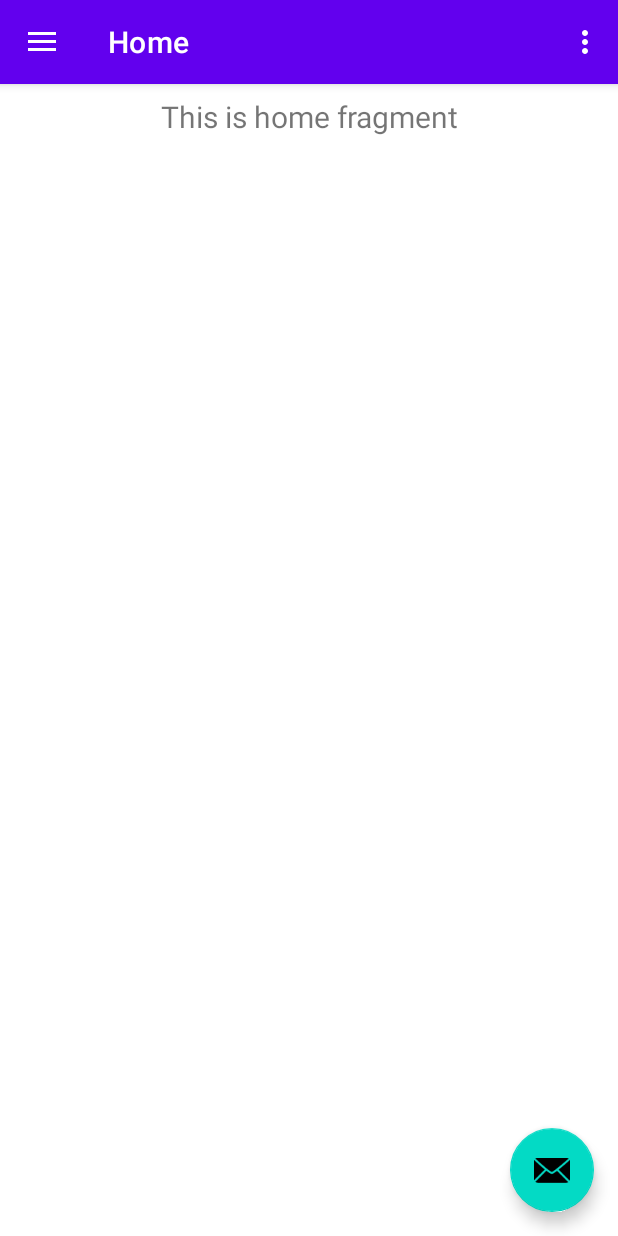
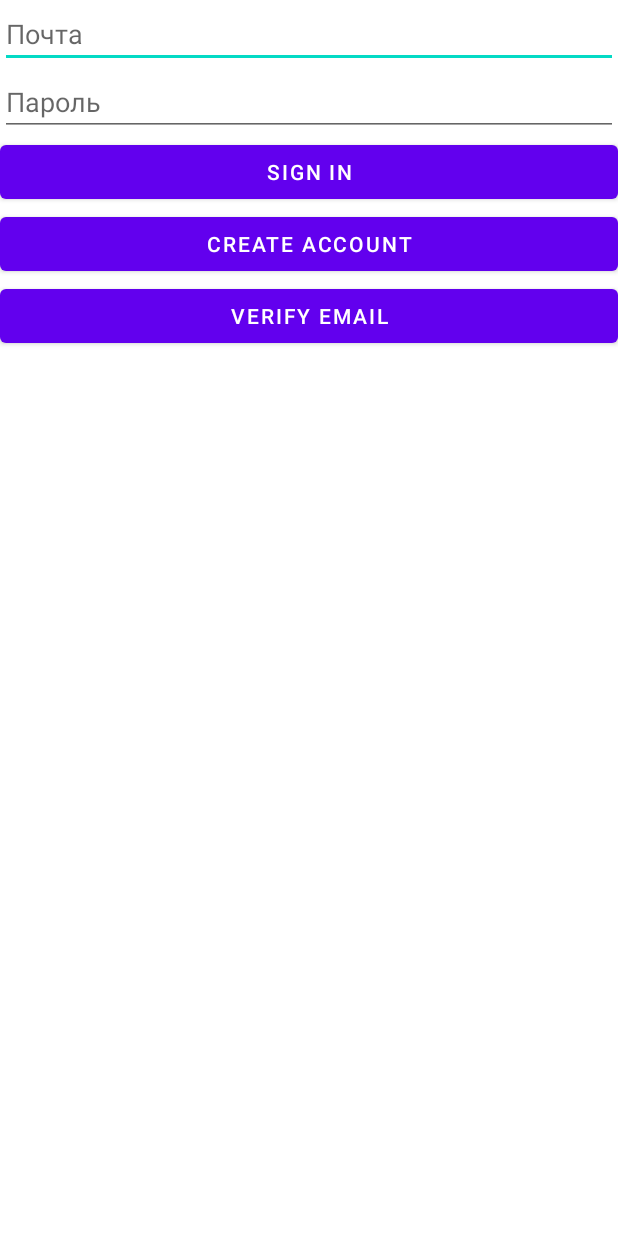
Before and after one commit to keenetic29/MireaProject, an Android app: the screen it shows after launch (MainActivity before the commit, LoginActivity after it), on a phone screen of 412 x 824 dp. Run offline under Robolectric (Android 15) with nearby library versions, the phone set to English and light mode, and no system bars; our stand-ins replace Firebase (no records; nobody signed in at launch, a user with empty details on screens opened directly).

Commit message:
7 practice

```diff
--- a/app/build.gradle
+++ b/app/build.gradle
@@ -1,5 +1,6 @@
 plugins {
     id 'com.android.application'
+    id 'com.google.gms.google-services'
 }
 
 android {
@@ -40,6 +41,7 @@ dependencies {
     implementation 'androidx.lifecycle:lifecycle-viewmodel-ktx:2.4.1'
     implementation 'androidx.navigation:navigation-fragment:2.4.1'
     implementation 'androidx.navigation:navigation-ui:2.4.1'
+    implementation 'com.google.firebase:firebase-auth:21.0.3'
     testImplementation 'junit:junit:4.13.2'
     androidTestImplementation 'androidx.test.ext:junit:1.1.5'
     androidTestImplementation 'androidx.test.espresso:espresso-core:3.5.1'
--- /dev/null
+++ b/app/src/main/java/com/mirea/andreevai/mireaproject/LoginActivity.java
@@ -0,0 +1,161 @@
+package com.mirea.andreevai.mireaproject;
+
+import androidx.annotation.NonNull;
+import androidx.appcompat.app.AppCompatActivity;
+
+import android.content.Intent;
+import android.os.Bundle;
+import android.util.Log;
+import android.view.View;
+import android.widget.Toast;
+
+import com.google.android.gms.tasks.OnCompleteListener;
+import com.google.android.gms.tasks.Task;
+import com.google.firebase.auth.AuthResult;
+import com.google.firebase.auth.FirebaseAuth;
+import com.google.firebase.auth.FirebaseUser;
+
+import java.util.Objects;
+
+import com.mirea.andreevai.mireaproject.databinding.ActivityLoginBinding;
+
+public class LoginActivity extends AppCompatActivity {
+    private ActivityLoginBinding binding;
+    private FirebaseAuth mAuth;
+
+    @Override
+    protected void onCreate(Bundle savedInstanceState) {
+        super.onCreate(savedInstanceState);
+        binding = ActivityLoginBinding.inflate(getLayoutInflater());
+        setContentView(binding.getRoot());
+        mAuth = FirebaseAuth.getInstance();
+        binding.buttonsignin.setOnClickListener(new View.OnClickListener() {
+            @Override
+            public void onClick(View view) {
+                signIn(binding.editemail.getText().toString(), binding.editpassword.getText().toString());
+
+            }
+        });
+        binding.buttoncreate.setOnClickListener(new View.OnClickListener() {
+            @Override
+            public void onClick(View view) {
+                createAccount(binding.editemail.getText().toString(), binding.editpassword.getText().toString());
+            }
+        });
+        binding.buttonverify.setOnClickListener(new View.OnClickListener() {
+            @Override
+            public void onClick(View view) {
+                sendEmailVerification();
+            }
+        });
+    }
+
+    @Override
+    public void onStart() {
+        super.onStart();
+// Check if user is signed in (non-null) and update UI accordingly.
+        FirebaseUser currentUser = mAuth.getCurrentUser();
+        updateUI(currentUser);
+    }
+    private void updateUI(FirebaseUser user) {
+        if (user != null) {
+
+            binding.buttonverify.setEnabled(!user.isEmailVerified());
+        } else {
+
+        }
+    }
+    private void createAccount(String email, String password) {
+
+// [START create_user_with_email]
+        mAuth.createUserWithEmailAndPassword(email, password)
+                .addOnCompleteListener(this, new OnCompleteListener<AuthResult>() {
+                    @Override
+                    public void onComplete(@NonNull Task<AuthResult> task) {
+                        if (task.isSuccessful()) {
+// Sign in success, update UI with the signed-in user's information
+                            FirebaseUser user = mAuth.getCurrentUser();
+                            updateUI(user);
+                        } else {
+// If sign in fails, display a message to the user.
+
+
+                            Toast.makeText(LoginActivity.this, "Authentication failed.",
+                                    Toast.LENGTH_SHORT).show();
+                            updateUI(null);
+                        }
+                    }
+                });
+// [END create_user_with_email]
+    }
+    private void signIn(String email, String password) {
+// [START sign_in_with_email]
+        mAuth.signInWithEmailAndPassword(email, password)
+                .addOnCompleteListener(this, new OnCompleteListener<AuthResult>() {
+                    @Override
+                    public void onComplete(@NonNull Task<AuthResult> task) {
+                        if (task.isSuccessful()) {
+// Sign in success, update UI with the signed-in user's information
+                            FirebaseUser user = mAuth.getCurrentUser();
+                            Intent intent = new Intent(LoginActivity.this, MainActivity.class);
+                            startActivity(intent);
+                            updateUI(user);
+                        } else {
+// If sign in fails, display a message to the user.
+
+
+
+                            Toast.makeText(LoginActivity.this, "Authentication failed.",
+                                    Toast.LENGTH_SHORT).show();
+                            updateUI(null);
+                        }
+// [START_EXCLUDE]
+
+                        if (!task.isSuccessful()) {
+
+
+                        }
+
+// [END_EXCLUDE]
+
+                    }
+                });
+// [END sign_in_with_email]
+    }
+    private void sendEmailVerification() {
+// Disable button
+        binding.buttonverify.setEnabled(false);
+// Send verification email
+// [START send_email_verification]
+        final FirebaseUser user = mAuth.getCurrentUser();
+        Objects.requireNonNull(user).sendEmailVerification()
+                .addOnCompleteListener(this, new OnCompleteListener<Void>() {
+                    @Override
+
+                    public void onComplete(@NonNull Task<Void> task) {
+
+// [START_EXCLUDE]
+// Re-enable button
+
+                        binding.buttonverify.setEnabled(true);
+
+                        if (task.isSuccessful()) {
+                            Toast.makeText(LoginActivity.this,
+                                    "Verification email sent to " + user.getEmail(),
+                                    Toast.LENGTH_SHORT).show();
+                        } else {
+
+
+                            Toast.makeText(LoginActivity.this, "Failed to send verification email.",
+
+                                    Toast.LENGTH_SHORT).show();
+
+                        }
+
+// [END_EXCLUDE]
+
+                    }
+                });
+// [END send_email_verification]
+    }
+}
--- a/app/src/main/java/com/mirea/andreevai/mireaproject/MainActivity.java
+++ b/app/src/main/java/com/mirea/andreevai/mireaproject/MainActivity.java
@@ -43,7 +43,7 @@ public class MainActivity extends AppCompatActivity {
         mAppBarConfiguration = new AppBarConfiguration.Builder(
                 R.id.nav_home, R.id.nav_gallery, R.id.nav_slideshow, R.id.nav_data, R.id.nav_brouser,
                 R.id.nav_service, R.id.nav_audio, R.id.nav_sensor, R.id.nav_camera, R.id.nav_profile,
-                R.id.nav_files)
+                R.id.nav_files, R.id.nav_internet)
                 .setOpenableLayout(drawer)
                 .build();
         NavController navController = Navigation.findNavController(this, R.id.nav_host_fragment_content_main);
--- /dev/null
+++ b/app/src/main/res/layout/activity_login.xml
@@ -0,0 +1,56 @@
+<?xml version="1.0" encoding="utf-8"?>
+<androidx.constraintlayout.widget.ConstraintLayout xmlns:android="http://schemas.android.com/apk/res/android"
+    xmlns:app="http://schemas.android.com/apk/res-auto"
+    xmlns:tools="http://schemas.android.com/tools"
+    android:layout_width="match_parent"
+    android:layout_height="match_parent"
+    tools:context=".LoginActivity">
+
+    <LinearLayout
+        android:layout_width="match_parent"
+        android:layout_height="match_parent"
+        android:orientation="vertical">
+
+        <EditText
+            android:id="@+id/editemail"
+            android:layout_width="match_parent"
+            android:layout_height="wrap_content"
+            android:ems="10"
+            android:hint="Почта"
+            android:inputType="textPersonName" />
+
+        <EditText
+            android:id="@+id/editpassword"
+            android:layout_width="match_parent"
+            android:layout_height="wrap_content"
+            android:ems="10"
+            android:hint="Пароль"
+            android:inputType="textPersonName" />
+
+        <LinearLayout
+            android:layout_width="match_parent"
+            android:layout_height="match_parent"
+            android:orientation="vertical">
+
+            <Button
+                android:id="@+id/buttonsignin"
+                android:layout_width="match_parent"
+                android:layout_height="wrap_content"
+                android:text="sign in" />
+
+            <Button
+                android:id="@+id/buttoncreate"
+                android:layout_width="match_parent"
+                android:layout_height="wrap_content"
+                android:text="create account" />
+
+            <Button
+                android:id="@+id/buttonverify"
+                android:layout_width="match_parent"
+                android:layout_height="wrap_content"
+                android:text="verify email" />
+        </LinearLayout>
+
+    </LinearLayout>
+
+</androidx.constraintlayout.widget.ConstraintLayout>
--- a/app/src/main/res/menu/activity_main_drawer.xml
+++ b/app/src/main/res/menu/activity_main_drawer.xml
@@ -48,5 +48,9 @@
             android:id="@+id/nav_files"
             android:title="Files" />
 
+        <item
+            android:id="@+id/nav_internet"
+            android:title="Weather" />
+
     </group>
 </menu>
--- a/app/src/main/res/navigation/mobile_navigation.xml
+++ b/app/src/main/res/navigation/mobile_navigation.xml
@@ -65,4 +65,10 @@
         android:label="fragment_files"
         tools:layout="@layout/fragment_files" />
 
+    <fragment
+        android:id="@+id/nav_internet"
+        android:name="com.mirea.andreevai.mireaproject.InternetFragment"
+        android:label="fragment_internet"
+        tools:layout="@layout/fragment_internet" />
+
 </navigation>
--- a/app/src/main/res/values/strings.xml
+++ b/app/src/main/res/values/strings.xml
@@ -12,4 +12,5 @@
     <string name="menu_slideshow">Slideshow</string>
     <!-- TODO: Remove or change this placeholder text -->
     <string name="hello_blank_fragment">Hello blank fragment</string>
+
 </resources>
--- a/build.gradle
+++ b/build.gradle
@@ -1,4 +1,8 @@
-// Top-level build file where you can add configuration options common to all sub-projects/modules.
+buildscript {
+    dependencies {
+        classpath 'com.google.gms:google-services:4.3.10'
+    }
+}// Top-level build file where you can add configuration options common to all sub-projects/modules.
 plugins {
     id 'com.android.application' version '7.4.1' apply false
     id 'com.android.library' version '7.4.1' apply false
```
Also changed, not shown: app/src/main/AndroidManifest.xml (+15 -6 lines), app/src/main/java/com/mirea/andreevai/mireaproject/InternetFragment.java (added, +202 -0 lines), app/src/main/res/layout/fragment_internet.xml (added, +35 -0 lines), 1 other file.
